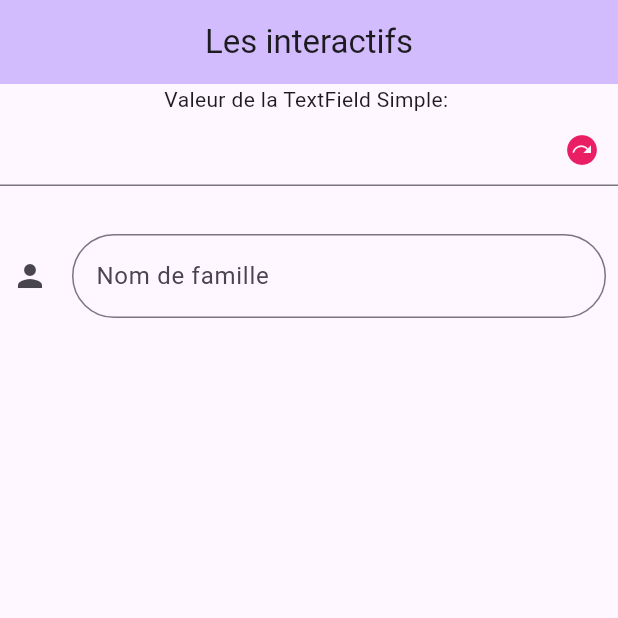
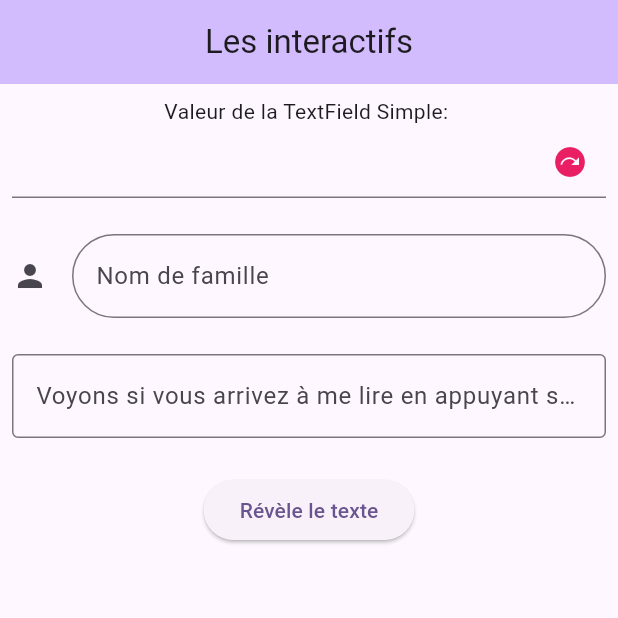
Before and after one commit to simon-oks/learn-flutter-interactif-widgets, a Flutter app: the screen it shows after launch, on a phone screen of 412 x 824 dp, the top half of it. Run offline on Flutter 3.47's test engine with Material 3 defaults, Android fonts, the light colour scheme and no system bars.

Commit message:
TextField - TextEditingController  & late Widget

```diff
--- a/lib/home_page.dart
+++ b/lib/home_page.dart
@@ -12,6 +12,8 @@ class HomePage extends StatefulWidget {
 }
 
 class _HomePageState extends State<HomePage> {
+  late TextEditingController _controller;
+
   String _simple = "";
 
   final FocusNode _focus = FocusNode();
@@ -30,6 +32,18 @@ class _HomePageState extends State<HomePage> {
   }
 
   @override
+  void initState() {
+    super.initState();
+    _controller = TextEditingController();
+  }
+
+  @override
+  void dispose() {
+    _controller.dispose();
+    super.dispose();
+  }
+
+  @override
   Widget build(BuildContext context) {
     return Scaffold(
       appBar: AppBar(
@@ -42,13 +56,12 @@ class _HomePageState extends State<HomePage> {
           unfocusMethod1();
         },
         child: Center(
+          child: Padding(
+            padding: const EdgeInsets.all(8),
             child: Column(
               children: [
                 Text("Valeur de la TextField Simple: $_simple"),
-              Row(
-                children: [
-                  Expanded(
-                    child: TextField(
+                TextField(
                   textAlign: TextAlign.center,
                   keyboardType: TextInputType.text,
 
@@ -68,13 +81,8 @@ class _HomePageState extends State<HomePage> {
                     suffixIconColor: Colors.pink,
                   ),
                 ),
-                  ),
-                ],
-              ),
                 SizedBox(height: 24),
-              Padding(
-                padding: const EdgeInsets.all(8),
-                child: TextField(
+                TextField(
                   focusNode: _nextFocus,
                   decoration: InputDecoration(
                     border: OutlineInputBorder(
@@ -85,8 +93,25 @@ class _HomePageState extends State<HomePage> {
                     hintText: "Entrez votre nom",
                   ),
                 ),
+                SizedBox(height: 24),
+                TextField(
+                  controller: _controller,
+                  decoration: InputDecoration(
+                    border: OutlineInputBorder(),
+                    hintText:
+                        "Voyons si vous arrivez à me lire en appuyant sur le button",
                   ),
+                ),
+                SizedBox(height: 24),
+                ElevatedButton(
+                  onPressed: (() => setState(() {
+                    unfocusMethod2();
+                  })),
+                  child: Text("Révèle le texte"),
+                ),
+                Text(_controller.text),
               ],
+            ),
           ),
         ),
       ),
```
Lines whose indentation alone changed are shown as unchanged.
